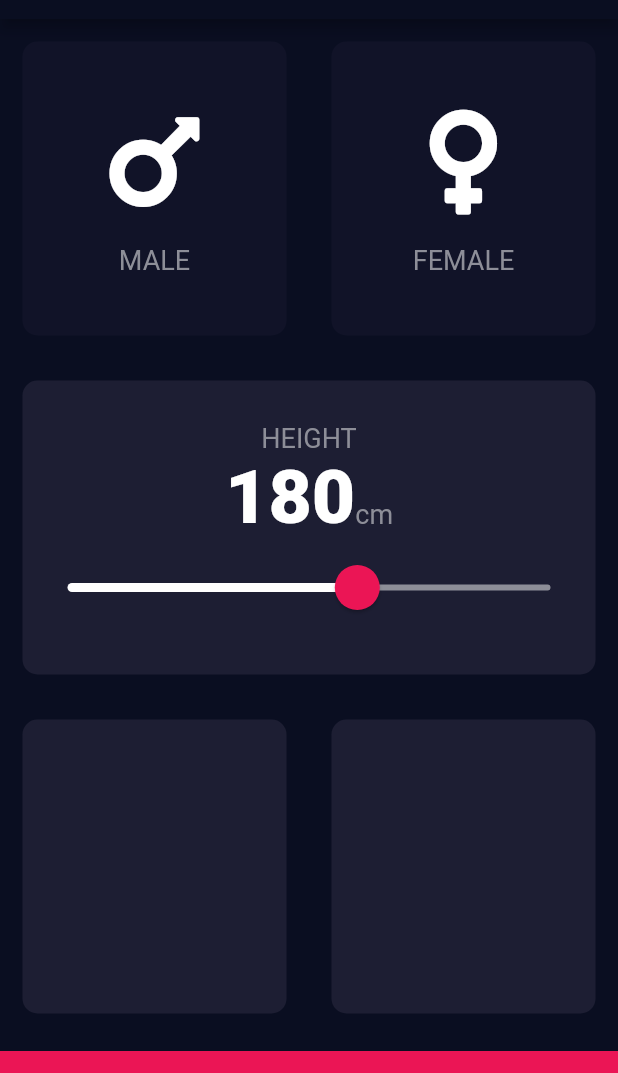
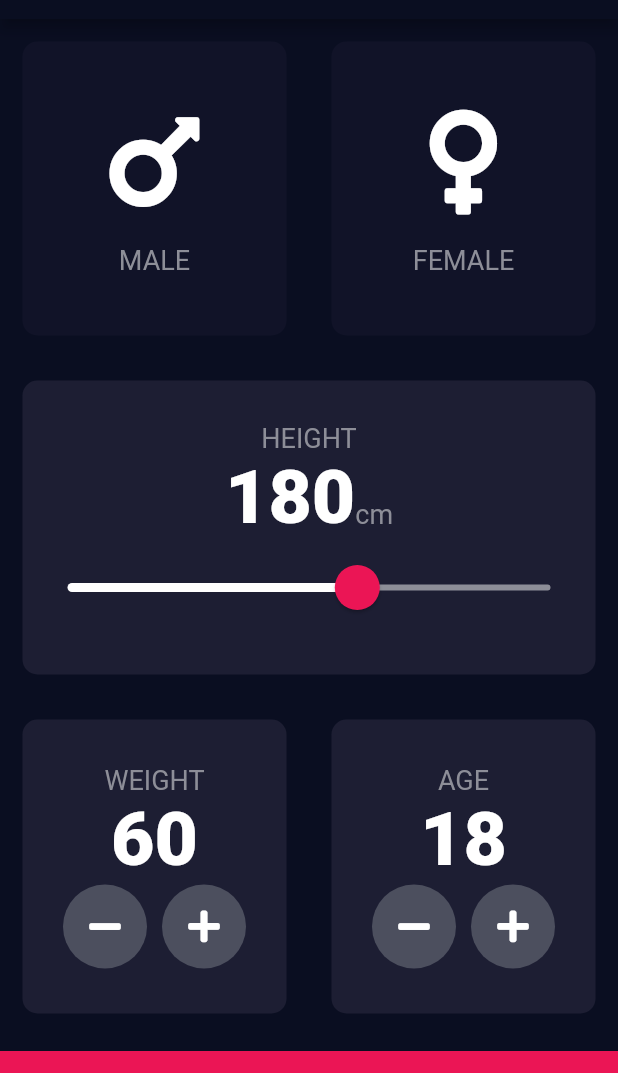
Before and after one commit to zexes/bmi_calculator, a Flutter app: the screen it shows after launch, on a phone screen of 412 x 824 dp, the part 65-1138 px from its top. Run offline on Flutter 3.47's test engine with Material 2 defaults, Android fonts, the phone set to English and light mode, and no system bars; our stand-ins replace font_awesome_flutter.

Commit message:
weight and age functionality implemented. closes #5

```diff
--- a/lib/input_page.dart
+++ b/lib/input_page.dart
@@ -19,6 +19,8 @@ class InputPage extends StatefulWidget {
 class _InputPageState extends State<InputPage> {
   Gender selectedGender;
   int height = 180;
+  int weight = 60;
+  int age = 18;
 
   @override
   Widget build(BuildContext context) {
@@ -124,12 +126,77 @@ class _InputPageState extends State<InputPage> {
               children: <Widget>[
                 Expanded(
                   child: ReusableCard(
-                    color: kActiveCardColor,
-                  ),
+                      color: kActiveCardColor,
+                      cardChild: Column(
+                        mainAxisAlignment: MainAxisAlignment.center,
+                        children: <Widget>[
+                          Text(
+                            'WEIGHT',
+                            style: kLabelTextStyle,
+                          ),
+                          Text(
+                            '$weight',
+                            style: kNumberTextStyle,
+                          ),
+                          Row(
+                            mainAxisAlignment: MainAxisAlignment.center,
+                            children: <Widget>[
+                              RoundIconButton(
+                                icon: FontAwesomeIcons.minus,
+                                onPressed: () {
+                                  setState(() {
+                                    weight--;
+                                  });
+                                },
+                              ),
+                              SizedBox(
+                                width: 10.0,
+                              ),
+                              RoundIconButton(
+                                icon: FontAwesomeIcons.plus,
+                                onPressed: () => setState(() => weight++),
+                              ),
+                            ],
+                          ),
+                        ],
+                      )),
                 ),
                 Expanded(
                   child: ReusableCard(
                     color: kActiveCardColor,
+                    cardChild: Column(
+                      mainAxisAlignment: MainAxisAlignment.center,
+                      children: <Widget>[
+                        Text(
+                          'AGE',
+                          style: kLabelTextStyle,
+                        ),
+                        Text(
+                          '$age',
+                          style: kNumberTextStyle,
+                        ),
+                        Row(
+                          mainAxisAlignment: MainAxisAlignment.center,
+                          children: <Widget>[
+                            RoundIconButton(
+                              icon: FontAwesomeIcons.minus,
+                              onPressed: () => setState(() => age--),
+                            ),
+                            SizedBox(
+                              width: 10.0,
+                            ),
+                            RoundIconButton(
+                              icon: FontAwesomeIcons.plus,
+                              onPressed: () {
+                                setState(() {
+                                  age++;
+                                });
+                              },
+                            ),
+                          ],
+                        )
+                      ],
+                    ),
                   ),
                 ),
               ],
@@ -146,3 +213,25 @@ class _InputPageState extends State<InputPage> {
     );
   }
 }
+
+class RoundIconButton extends StatelessWidget {
+  final IconData icon;
+  final Function onPressed;
+
+  RoundIconButton({@required this.icon, @required this.onPressed});
+
+  @override
+  Widget build(BuildContext context) {
+    return RawMaterialButton(
+      child: Icon(icon),
+      onPressed: onPressed,
+      elevation: 0.0,
+      constraints: BoxConstraints.tightFor(
+        width: 56.0,
+        height: 56.0,
+      ),
+      shape: CircleBorder(),
+      fillColor: Color(0xFF4C4F5E),
+    );
+  }
+}
```
